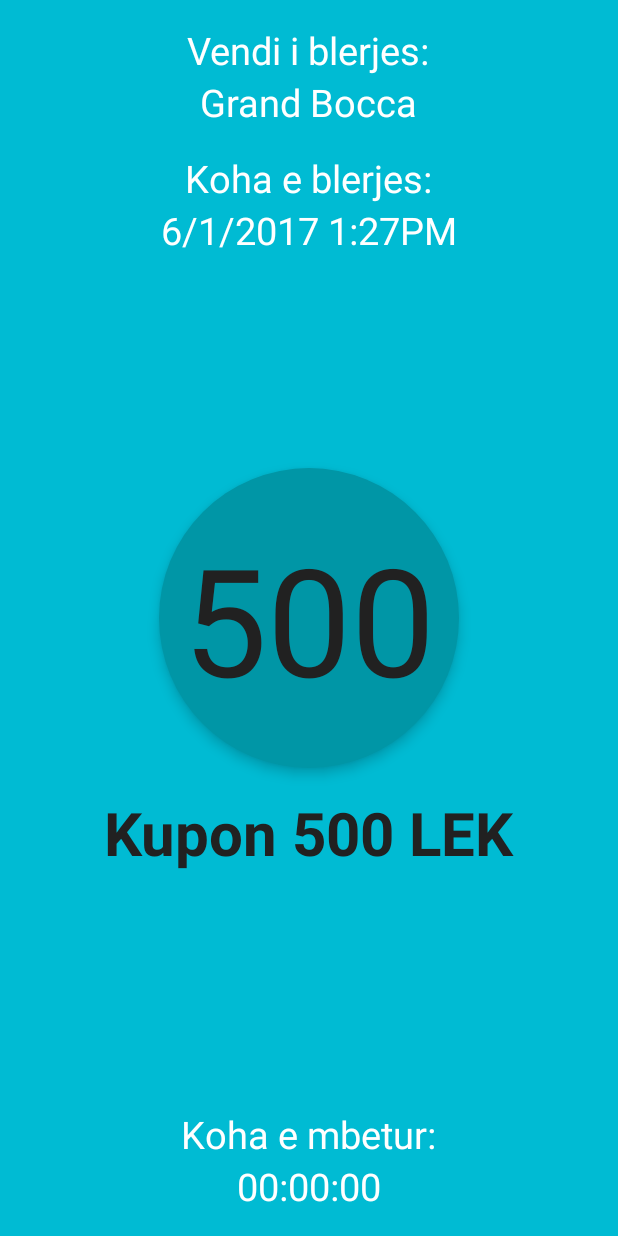
After one commit to bigcheesy/UPickMobile, an Android app: the CouponActivity screen opened directly, with no data from a screen before it, on a phone screen of 412 x 824 dp. The commit adds this screen. Run offline under Robolectric (Android 15) with nearby library versions, the phone set to English and light mode, and no system bars; 4 statements that could not run were skipped.

Commit message:
Added coupon activity

```diff
--- /dev/null
+++ b/app/src/main/java/com/example/dcyberpanda/upickmobile/CouponActivity.java
@@ -0,0 +1,71 @@
+package com.example.dcyberpanda.upickmobile;
+
+import android.content.BroadcastReceiver;
+import android.content.Context;
+import android.content.Intent;
+import android.content.IntentFilter;
+import android.support.v4.content.LocalBroadcastManager;
+import android.support.v7.app.AppCompatActivity;
+import android.os.Bundle;
+import android.util.Log;
+import android.widget.TextView;
+import android.widget.Toast;
+
+public class CouponActivity extends AppCompatActivity {
+
+    BroadcastReceiver receiver;
+    public static PurchasedCoupon purchasedCoupon = null;
+
+    @Override
+    protected void onCreate(Bundle savedInstanceState) {
+        super.onCreate(savedInstanceState);
+        setContentView(R.layout.activity_coupon);
+
+        startService(new Intent(getBaseContext(), CouponService.class));
+
+        initializeViews();
+        final TextView timeLeft = (TextView) findViewById(R.id.full_coupon_time_left);
+
+        receiver = new BroadcastReceiver() {
+            @Override
+            public void onReceive(Context context, Intent intent) {
+                String s = intent.getStringExtra(CouponService.COUPON_MESSAGE);
+                if (s != null) {
+                    timeLeft.setText(s);
+                    if (s.equals("00:00:00")){
+                        purchasedCoupon = null;
+                        Intent intent2 = new Intent(CouponActivity.this, MainActivity.class);
+                        startActivity(intent2);
+                        finish();
+                    }
+                }
+            }
+        };
+    }
+
+    @Override
+    protected void onStart() {
+        LocalBroadcastManager.getInstance(this).registerReceiver((receiver),
+                new IntentFilter(CouponService.COUPON_RESULT)
+        );
+        super.onStart();
+    }
+
+    @Override
+    protected void onStop() {
+        LocalBroadcastManager.getInstance(this).unregisterReceiver(receiver);
+        super.onStop();
+    }
+
+    private void initializeViews(){
+        TextView couponPlace = (TextView) findViewById(R.id.full_coupon_place);
+        TextView couponDate = (TextView) findViewById(R.id.full_coupon_time);
+        TextView couponThumbnail = (TextView) findViewById(R.id.full_coupon_thumbnail);
+        TextView couponName = (TextView) findViewById(R.id.full_coupon_name);
+
+        couponPlace.setText(purchasedCoupon.getPurchasePlace());
+        couponDate.setText(purchasedCoupon.getPurchaseDate());
+        couponThumbnail.setText(purchasedCoupon.getThumbnailText());
+        couponName.setText(purchasedCoupon.getName());
+    }
+}
--- a/app/src/main/java/com/example/dcyberpanda/upickmobile/PointsActivity.java
+++ b/app/src/main/java/com/example/dcyberpanda/upickmobile/PointsActivity.java
@@ -13,6 +13,7 @@ import java.util.ArrayList;
 public class PointsActivity extends AppCompatActivity {
 
     private ArrayList<Coupon> coupons;
+
     @Override
     protected void onCreate(Bundle savedInstanceState) {
         super.onCreate(savedInstanceState);
--- a/app/src/main/java/com/example/dcyberpanda/upickmobile/RatingActivity.java
+++ b/app/src/main/java/com/example/dcyberpanda/upickmobile/RatingActivity.java
@@ -36,9 +36,9 @@ public class RatingActivity extends AppCompatActivity {
         viewPager = (ViewPager) findViewById(R.id.rating_viewpager);
         viewPager.setAdapter(new CustomAdapter(getSupportFragmentManager(),getApplicationContext()));
         ratings.add(new Rating("Kristi", "Lokal qr", 5));
-        ratings.add(new Rating("Dami", "Lokal eh", 3));
-        ratings.add(new Rating("Samir", "SUPER APP DO E BLEJ PATJETER!!!!!!", 5));
-        ratings.add(new Rating("Fabio", "Hajde e shkarkojm me tor", 1));
+        ratings.add(new Rating("Landi", "Lokal cka", 3));
+        ratings.add(new Rating("Tedi", "lokal qr", 5));
+        ratings.add(new Rating("Fabio", "lokal vk", 1));
         createList();
 
 
--- a/app/src/main/res/layout/activity_bar.xml
+++ b/app/src/main/res/layout/activity_bar.xml
@@ -41,6 +41,6 @@
         app:layout_anchorGravity="bottom|right|end"
         android:foreground="?attr/selectableItemBackgroundBorderless"
         android:onClick="openCart"
-        android:visibility="gone">
+        android:visibility="visible">
     </android.support.design.widget.FloatingActionButton>
 </RelativeLayout>
--- /dev/null
+++ b/app/src/main/res/layout/activity_coupon.xml
@@ -0,0 +1,95 @@
+<?xml version="1.0" encoding="utf-8"?>
+<RelativeLayout xmlns:android="http://schemas.android.com/apk/res/android"
+    android:orientation="vertical" android:layout_width="match_parent"
+    android:layout_height="match_parent"
+    android:background="@color/colorPrimary">
+
+    <TextView
+        android:id="@+id/textView15"
+        android:layout_width="wrap_content"
+        android:layout_height="wrap_content"
+        android:text="Vendi i blerjes:"
+        android:layout_marginTop="16dp"
+        android:textColor="#fff"
+        android:textSize="25dp"
+        android:layout_centerHorizontal="true"/>
+
+    <TextView
+        android:id="@+id/full_coupon_place"
+        android:layout_width="wrap_content"
+        android:layout_height="wrap_content"
+        android:text="Grand Bocca"
+        android:textColor="#fff"
+        android:textSize="25dp"
+        android:layout_below="@+id/textView15"
+        android:layout_centerHorizontal="true"/>
+
+    <TextView
+        android:id="@+id/textView13"
+        android:layout_width="wrap_content"
+        android:layout_height="wrap_content"
+        android:text="Koha e blerjes:"
+        android:layout_marginTop="16dp"
+        android:layout_below="@+id/full_coupon_place"
+        android:textColor="#fff"
+        android:textSize="25dp"
+        android:layout_centerHorizontal="true"/>
+
+    <TextView
+        android:id="@+id/full_coupon_time"
+        android:layout_width="wrap_content"
+        android:layout_height="wrap_content"
+        android:text="6/1/2017 1:27PM"
+        android:textColor="#fff"
+        android:textSize="25dp"
+        android:layout_below="@+id/textView13"
+        android:layout_centerHorizontal="true"/>
+
+    <TextView
+        android:id="@+id/full_coupon_name"
+        android:layout_width="wrap_content"
+        android:layout_height="wrap_content"
+        android:layout_centerHorizontal="true"
+        android:textSize="40sp"
+        android:layout_below="@+id/full_coupon_thumbnail"
+        android:textColor="@color/primaryTextColor"
+        android:text="Kupon 500 LEK"
+        android:textStyle="bold" />
+
+    <TextView
+        android:id="@+id/full_coupon_thumbnail"
+        android:layout_width="200dp"
+        android:layout_height="200dp"
+        android:layout_margin="16dp"
+        android:background="@drawable/blue_circle"
+        android:layout_centerInParent="true"
+        android:elevation="5dp"
+        android:textSize="100dp"
+        android:textColor="@color/primaryTextColor"
+        android:gravity="center"
+        android:text="500"
+        />
+
+    <TextView
+        android:id="@+id/textView14"
+        android:layout_width="wrap_content"
+        android:layout_height="wrap_content"
+        android:text="Koha e mbetur:"
+        android:textColor="#fff"
+        android:textSize="25dp"
+        android:layout_centerHorizontal="true"
+        android:layout_above="@+id/full_coupon_time_left"
+        />
+
+    <TextView
+        android:id="@+id/full_coupon_time_left"
+        android:layout_width="wrap_content"
+        android:layout_height="wrap_content"
+        android:text="00:00:00"
+        android:layout_marginBottom="16dp"
+        android:textColor="#fff"
+        android:textSize="25dp"
+        android:layout_centerHorizontal="true"
+        android:layout_alignParentBottom="true"/>
+
+</RelativeLayout>
--- a/app/src/main/res/layout/menu_item.xml
+++ b/app/src/main/res/layout/menu_item.xml
@@ -48,7 +48,7 @@
         android:layout_marginRight="16dp"
         android:textColor="@color/primaryTextColor"
         android:layout_alignTop="@+id/bar_item_price"
-        android:layout_alignParentRight="true" />
+        android:layout_toStartOf="@+id/bar_item_add" />
 
     <FrameLayout
         android:id="@+id/bar_item_add"
@@ -59,7 +59,7 @@
         android:layout_marginLeft="16dp"
         android:layout_marginRight="16dp"
         android:clickable="true"
-        android:visibility="gone">
+        android:visibility="visible">
 
         <ImageView
             android:id="@+id/bar_add_button"
```
Also changed, not shown: app/src/main/AndroidManifest.xml (+5 -4 lines), app/src/main/java/com/example/dcyberpanda/upickmobile/CouponService.java (added, +81 -0 lines), app/src/main/java/com/example/dcyberpanda/upickmobile/CustomAdapters/CouponAdapter.java (+13 -0 lines), app/src/main/java/com/example/dcyberpanda/upickmobile/MainActivity.java (+12 -2 lines), app/src/main/java/com/example/dcyberpanda/upickmobile/PurchasedCoupon.java (added, +44 -0 lines).
